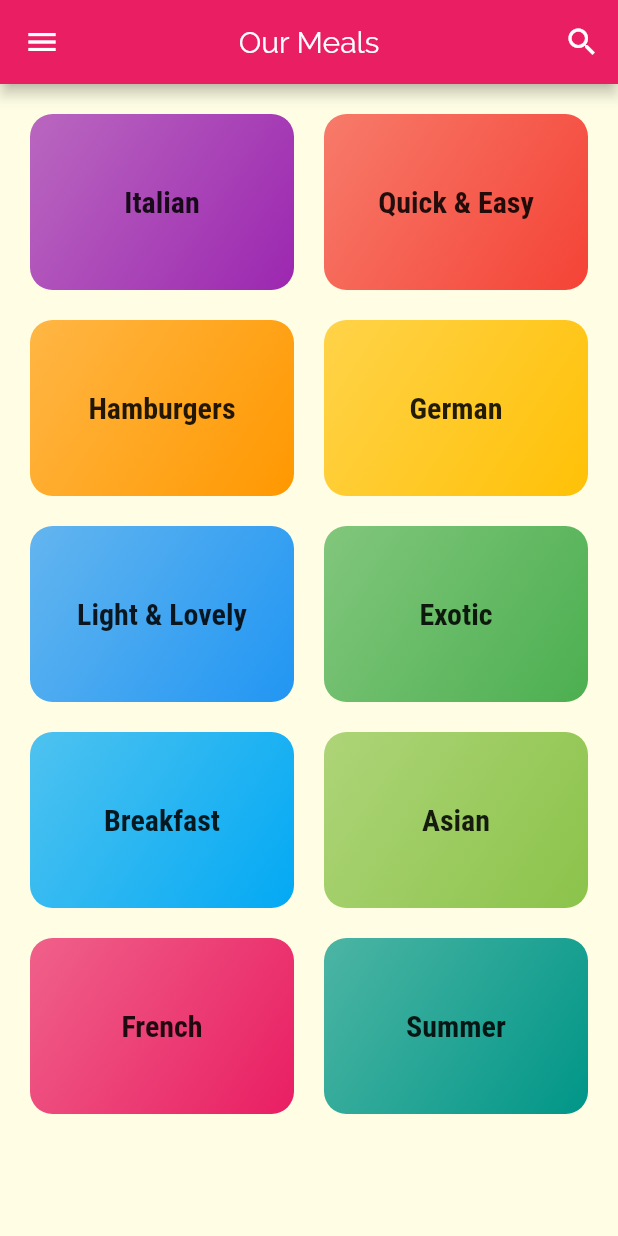
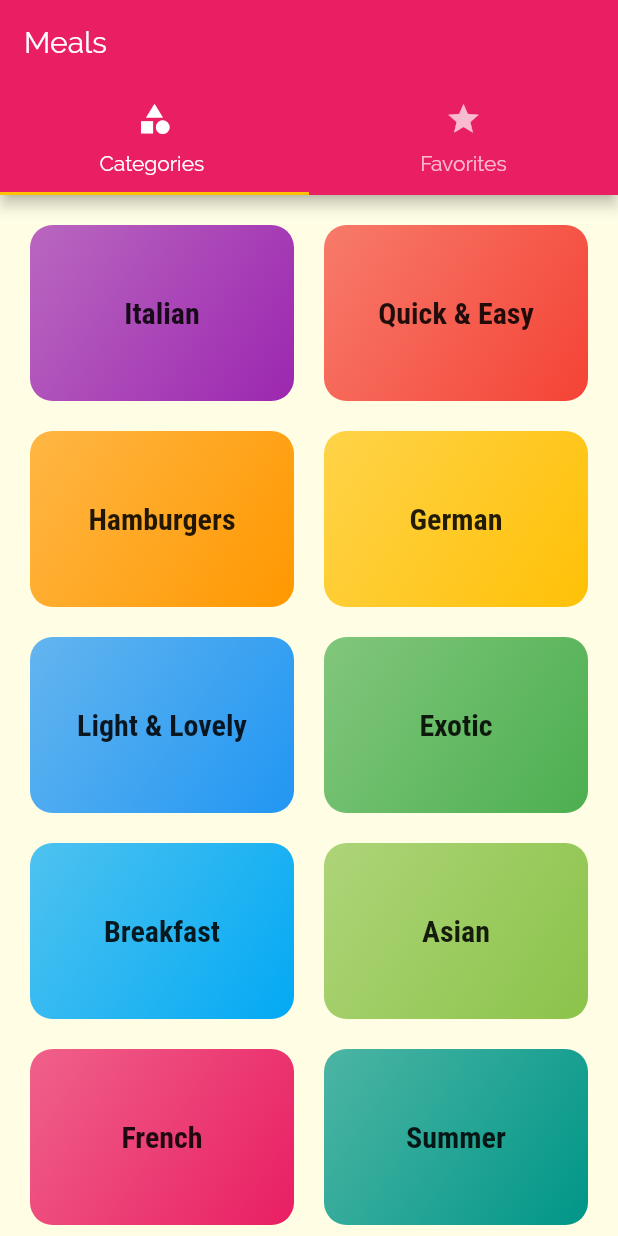
Before and after one commit to Hamdi009/meals_app, a Flutter app: the screen it shows after launch, on a phone screen of 412 x 824 dp. Run offline on Flutter 3.47's test engine with Material 2 defaults, Android fonts, the phone set to English and light mode, and no system bars.

Commit message:
Add categories and favorites screens

```diff
--- a/meals_app/lib/main.dart
+++ b/meals_app/lib/main.dart
@@ -1,4 +1,5 @@
 import 'package:flutter/material.dart';
+import './screens/tabs_screen.dart';
 import './screens/meal_detail_screen.dart';
 import 'screens/category_meals_screen.dart';
 import 'screens/categories_screen.dart';
@@ -29,8 +30,10 @@ class MyApp extends StatelessWidget {
                 fontFamily: 'RobotoCondensed',
                 fontWeight: FontWeight.bold,
               ))),
-      home: CategoriesScreen(),
+      // home: CategoriesScreen(),
+      initialRoute: '/',
       routes: {
+        '/': (ctx) => TabsScreen(),
         CategoryMealsScreen.routName: (ctx) => CategoryMealsScreen(),
         MealDetailScreen.routeName: (ctx) => MealDetailScreen(),
       },
--- a/meals_app/lib/screens/categories_screen.dart
+++ b/meals_app/lib/screens/categories_screen.dart
@@ -5,21 +5,7 @@ import '../widgets/category_item.dart';
 class CategoriesScreen extends StatelessWidget {
   @override
   Widget build(BuildContext context) {
-    return Scaffold(
-      appBar: AppBar(
-        centerTitle: true,
-        title: const Text("Our Meals"),
-        leading: Builder(builder: (BuildContext context) {
-          return IconButton(
-            onPressed: () {},
-            icon: Icon(Icons.menu),
-          );
-        }),
-        actions: <Widget>[
-          IconButton(onPressed: () {}, icon: Icon(Icons.search))
-        ],
-      ),
-      body: GridView(
+    return GridView(
       padding: const EdgeInsets.all(20),
       gridDelegate: SliverGridDelegateWithMaxCrossAxisExtent(
         maxCrossAxisExtent: 200,
@@ -30,7 +16,6 @@ class CategoriesScreen extends StatelessWidget {
       children: DUMMY_CATEGORIES
           .map((e) => CategoryItem(e.id, e.title, e.color))
           .toList(),
-      ),
     );
   }
 }
--- /dev/null
+++ b/meals_app/lib/screens/favorites_screen.dart
@@ -0,0 +1,12 @@
+import 'package:flutter/material.dart';
+
+class FavoritesScreen extends StatelessWidget {
+  const FavoritesScreen({Key? key}) : super(key: key);
+
+  @override
+  Widget build(BuildContext context) {
+    return Center(
+      child: Text('The favorites'),
+    );
+  }
+}
--- /dev/null
+++ b/meals_app/lib/screens/tabs_screen.dart
@@ -0,0 +1,36 @@
+import 'package:flutter/material.dart';
+import 'package:meals_app/screens/favorites_screen.dart';
+import './categories_screen.dart';
+
+class TabsScreen extends StatefulWidget {
+  @override
+  _TabsScreenState createState() => _TabsScreenState();
+}
+
+class _TabsScreenState extends State<TabsScreen> {
+  @override
+  Widget build(BuildContext context) {
+    return DefaultTabController(
+      length: 2,
+      child: Scaffold(
+        appBar: AppBar(
+          title: Text('Meals'),
+          bottom: TabBar(tabs: <Widget>[
+            Tab(
+              icon: Icon(Icons.category),
+              text: 'Categories ',
+            ),
+            Tab(
+              icon: Icon(Icons.star),
+              text: 'Favorites',
+            ),
+          ]),
+        ),
+        body: TabBarView(children: <Widget>[
+          CategoriesScreen(),
+          FavoritesScreen(),
+        ]),
+      ),
+    );
+  }
+}
```
Lines whose indentation alone changed are shown as unchanged.
